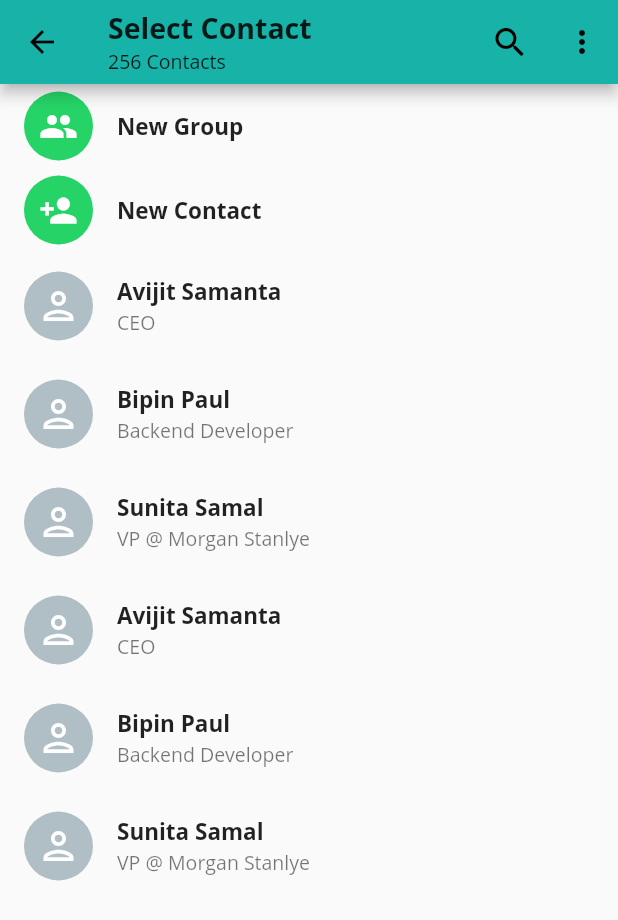
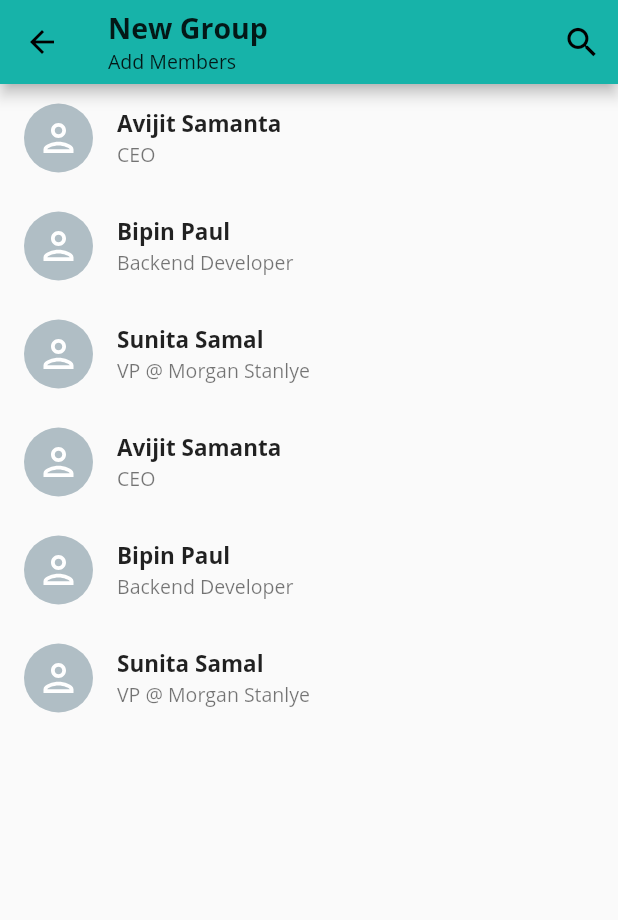
Before and after one commit to sinhajoy/Chat-App, a Flutter app: the SelectContact screen opened directly, after a tap on "New Group", on a phone screen of 412 x 824 dp. Shown: the top 920 px of the screen. Run offline on Flutter 3.47's test engine with Material 2 defaults, Android fonts, the light colour scheme and no system bars; our stand-ins replace flutter_svg; missing offline and left inert: emoji_picker.

Commit message:
New Group Page

```diff
--- a/lib/CustomUI/ButtonCard.dart
+++ b/lib/CustomUI/ButtonCard.dart
@@ -10,9 +10,7 @@ class ButtonCard extends StatelessWidget {
 
   @override
   Widget build(BuildContext context) {
-    return InkWell(
-      onTap: () {},
-      child: ListTile(
+    return ListTile(
       leading: CircleAvatar(
         radius: 23,
         child: Icon(
@@ -27,7 +25,6 @@ class ButtonCard extends StatelessWidget {
             fontSize: 15,
             fontWeight: FontWeight.bold,
           )),
-      ),
     );
   }
 }
--- a/lib/CustomUI/ContactCard.dart
+++ b/lib/CustomUI/ContactCard.dart
@@ -8,9 +8,7 @@ class ContactCard extends StatelessWidget {
 
   @override
   Widget build(BuildContext context) {
-    return InkWell(
-      onTap: () {},
-      child: ListTile(
+    return ListTile(
       leading: CircleAvatar(
         radius: 23,
         child: SvgPicture.asset(
@@ -30,7 +28,6 @@ class ContactCard extends StatelessWidget {
         contact.status,
         style: TextStyle(fontSize: 13),
       ),
-      ),
     );
   }
 }
--- /dev/null
+++ b/lib/Screens/CreateGroup.dart
@@ -0,0 +1,83 @@
+import 'package:flutter/material.dart';
+import 'package:my_app/CustomUI/ButtonCard.dart';
+import 'package:my_app/CustomUI/ContactCard.dart';
+import 'package:my_app/Model/ChatModel.dart';
+
+class CreateGroup extends StatefulWidget {
+  CreateGroup({Key? key}) : super(key: key);
+
+  @override
+  _CreateGroupState createState() => _CreateGroupState();
+}
+
+class _CreateGroupState extends State<CreateGroup> {
+  @override
+  Widget build(BuildContext context) {
+    List<ChatModel> contacts = [
+      ChatModel(
+        name: "Avijit Samanta",
+        status: "CEO",
+      ),
+      ChatModel(
+        name: "Bipin Paul",
+        status: "Backend Developer",
+      ),
+      ChatModel(
+        name: "Sunita Samal",
+        status: "VP @ Morgan Stanlye",
+      ),
+      ChatModel(
+        name: "Avijit Samanta",
+        status: "CEO",
+      ),
+      ChatModel(
+        name: "Bipin Paul",
+        status: "Backend Developer",
+      ),
+      ChatModel(
+        name: "Sunita Samal",
+        status: "VP @ Morgan Stanlye",
+      ),
+    ];
+    return Scaffold(
+      appBar: AppBar(
+        title: Column(
+          mainAxisAlignment: MainAxisAlignment.start,
+          crossAxisAlignment: CrossAxisAlignment.start,
+          children: [
+            Text(
+              "New Group",
+              style: TextStyle(
+                fontSize: 19,
+                fontWeight: FontWeight.bold,
+              ),
+            ),
+            Text("Add Members",
+                style: TextStyle(
+                  fontSize: 13,
+                )),
+          ],
+        ),
+        actions: [
+          IconButton(
+              onPressed: () {},
+              icon: Icon(
+                Icons.search,
+                size: 26,
+              )),
+        ],
+      ),
+      body: ListView.builder(
+        itemCount: contacts.length,
+        itemBuilder: (context, index) {
+          return InkWell(
+            onTap: () {},
+            child: ContactCard(
+              contact: contacts[index],
+            ),
+          );
+        },
+      ),
+    );
+  }
+}
--- a/lib/Screens/SelectContact.dart
+++ b/lib/Screens/SelectContact.dart
@@ -2,6 +2,7 @@ import 'package:flutter/material.dart';
 import 'package:my_app/CustomUI/ButtonCard.dart';
 import 'package:my_app/CustomUI/ContactCard.dart';
 import 'package:my_app/Model/ChatModel.dart';
+import 'package:my_app/Screens/CreateGroup.dart';
 
 class SelectContact extends StatefulWidget {
   SelectContact({Key? key}) : super(key: key);
@@ -96,9 +97,15 @@ class _SelectContactState extends State<SelectContact> {
         itemCount: contacts.length + 2,
         itemBuilder: (context, index) {
           if (index == 0) {
-            return ButtonCard(
-              icon: Icons.group,
-              name: "New Group",
+            return InkWell(
+              onTap: () {
+                Navigator.push(context,
+                    MaterialPageRoute(builder: (builder) => CreateGroup()));
+              },
+              child: ButtonCard(
+                icon: Icons.group,
+                name: "New Group",
+              ),
             );
           } else if (index == 1) {
             return ButtonCard(icon: Icons.person_add, name: "New Contact");
```
Lines whose indentation alone changed are shown as unchanged.
